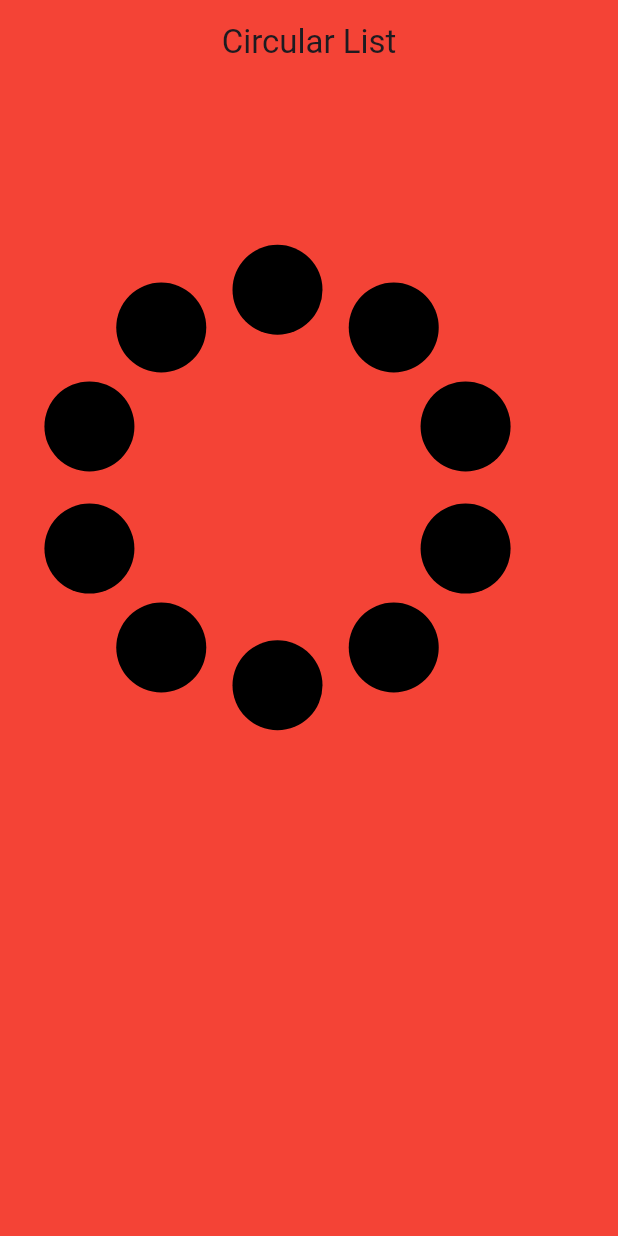
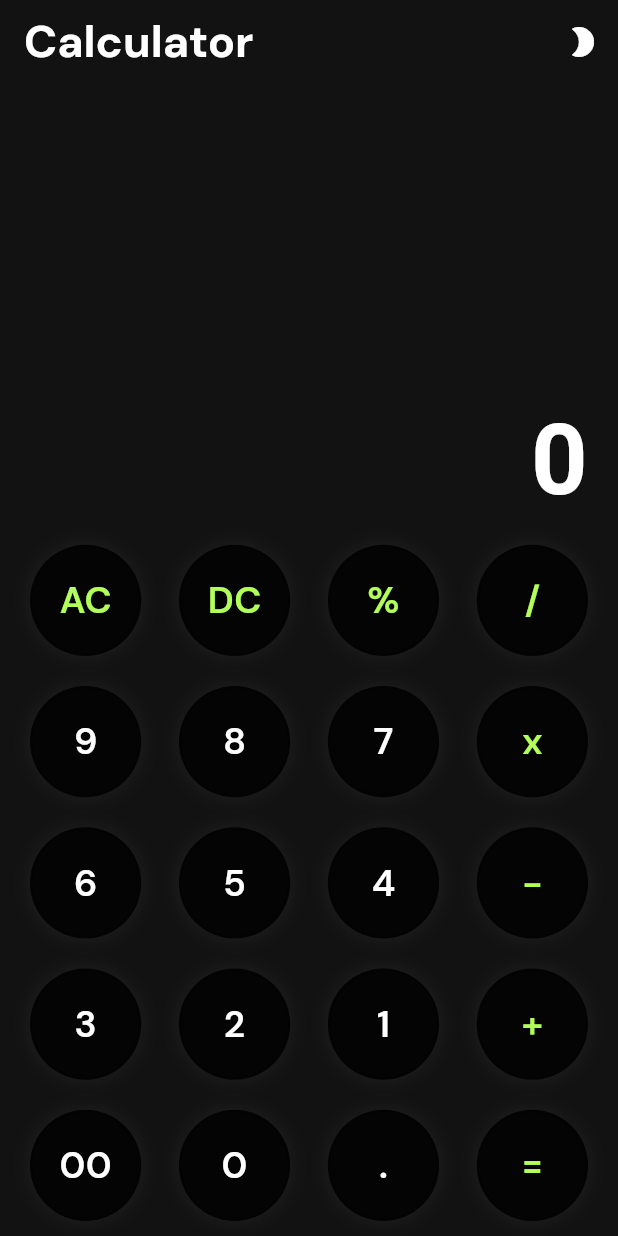
Before and after one commit to flutter99/flutter_projects, a Flutter app: the screen it shows after launch, on a phone screen of 412 x 824 dp. Run offline on Flutter 3.47's test engine with Material 2 defaults, Android fonts, the phone set to English and light mode, and no system bars; our stand-ins replace google_fonts.

Commit message:
calculator added

```diff
--- /dev/null
+++ b/flutter_widgets/lib/calculator/calculator_widget.dart
@@ -0,0 +1,144 @@
+import 'package:flutter/material.dart';
+import 'package:flutter_widgets/calculator/providers/calculator_provider.dart';
+import 'package:google_fonts/google_fonts.dart';
+import 'package:provider/provider.dart';
+
+import 'components/circle_button_widget.dart';
+
+class CalculatorWidget extends StatefulWidget {
+  const CalculatorWidget({super.key});
+
+  @override
+  State<CalculatorWidget> createState() => _CalculatorWidgetState();
+}
+
+class _CalculatorWidgetState extends State<CalculatorWidget> {
+  final List<String> texts = [
+    'AC',
+    'DC',
+    '%',
+    '/',
+    '9',
+    '8',
+    '7',
+    'x',
+    '6',
+    '5',
+    '4',
+    '-',
+    '3',
+    '2',
+    '1',
+    '+',
+    '00',
+    '0',
+    '.',
+    '='
+  ];
+
+  @override
+  Widget build(BuildContext context) {
+    final calculatorProvider = Provider.of<CalculatorProvider>(context);
+    final double height = MediaQuery.sizeOf(context).height;
+    final double width = MediaQuery.sizeOf(context).width;
+    return Scaffold(
+      backgroundColor: calculatorProvider.isDarkTheme
+          ? const Color(0xff121212)
+          : Colors.white,
+
+      appBar: AppBar(
+        backgroundColor: calculatorProvider.isDarkTheme
+            ? const Color(0xff121212)
+            : Colors.white,
+        elevation: 0.0,
+        centerTitle: false,
+        title: Text(
+          'Calculator',
+          style: GoogleFonts.dmSans(
+            fontSize: 30,
+            color: calculatorProvider.isDarkTheme ? Colors.white : Colors.black,
+            fontWeight: FontWeight.w700,
+          ),
+        ),
+        actions: [
+          IconButton(
+            icon: Icon(
+              calculatorProvider.isDarkTheme
+                  ? Icons.brightness_2_rounded
+                  : Icons.brightness_7_rounded,
+              color:
+                  calculatorProvider.isDarkTheme ? Colors.white : Colors.black,
+            ),
+            onPressed: () {
+              calculatorProvider.toggleTheme();
+            },
+          ),
+        ],
+      ),
+
+      /// body
+      body: SafeArea(
+        child: Container(
+          height: height,
+          width: width,
+          padding: const EdgeInsets.symmetric(horizontal: 20.0),
+          alignment: Alignment.bottomCenter,
+          decoration: BoxDecoration(
+            color: calculatorProvider.isDarkTheme
+                ? const Color(0xff121212)
+                : Colors.white,
+          ),
+          child: Column(
+            crossAxisAlignment: CrossAxisAlignment.start,
+            mainAxisAlignment: MainAxisAlignment.end,
+            children: [
+              Align(
+                alignment: Alignment.centerRight,
+                child: Text(
+                  calculatorProvider.display,
+                  style: TextStyle(
+                    fontSize: height * 0.08,
+                    color: calculatorProvider.isDarkTheme
+                        ? Colors.white
+                        : const Color(0xff121212),
+                    fontWeight: FontWeight.w700,
+                  ),
+                ),
+              ),
+              Column(
+                children: _buildGrid(context),
+              ),
+            ],
+          ),
+        ),
+      ),
+    );
+  }
+
+  List<Widget> _buildGrid(context) {
+    final calculatorProvider = Provider.of<CalculatorProvider>(context);
+    List<Widget> rows = [];
+    for (int i = 0; i < texts.length; i += 4) {
+      List<Widget> items = [];
+      for (int j = i; j < i + 4 && j < texts.length; j++) {
+        items.add(
+          CircleButtonWidget(
+            btnText: texts[j],
+            btnTextColor: calculatorProvider.getButtonTextColor(
+                texts[j], calculatorProvider.isDarkTheme),
+            onTap: () {
+              calculatorProvider.handleButtonPress(texts[j]);
+            },
+          ),
+        );
+      }
+      rows.add(
+        Row(
+          mainAxisAlignment: MainAxisAlignment.spaceBetween,
+          children: items,
+        ),
+      );
+    }
+    return rows;
+  }
+}
--- /dev/null
+++ b/flutter_widgets/lib/calculator/components/circle_button_widget.dart
@@ -0,0 +1,58 @@
+import 'package:flutter/material.dart';
+import 'package:google_fonts/google_fonts.dart';
+import 'package:provider/provider.dart';
+
+import '../providers/calculator_provider.dart';
+
+class CircleButtonWidget extends StatelessWidget {
+  final String btnText;
+  final VoidCallback onTap;
+  final Color? btnTextColor;
+
+  const CircleButtonWidget({
+    super.key,
+    required this.btnText,
+    required this.onTap,
+    required this.btnTextColor,
+  });
+
+  @override
+  Widget build(BuildContext context) {
+    final calculatorProvider = Provider.of<CalculatorProvider>(context);
+    final double height = MediaQuery.sizeOf(context).height;
+    final double width = MediaQuery.sizeOf(context).width;
+    return Padding(
+      padding: const EdgeInsets.symmetric(vertical: 10.0),
+      child: InkWell(
+        onTap: onTap,
+        borderRadius: BorderRadius.circular(50),
+        splashColor: Colors.transparent,
+        child: Container(
+          height: height * 0.09,
+          width: height * 0.09,
+          decoration: BoxDecoration(
+            shape: BoxShape.circle,
+            color: calculatorProvider.isDarkTheme
+                ? Colors.black87 : Colors.white,
+            boxShadow: [
+              BoxShadow(
+                color: Colors.grey.withOpacity(0.1),
+                blurRadius: 10,
+              ),
+            ],
+          ),
+          child: Center(
+            child: Text(
+              btnText,
+              style: GoogleFonts.dmSans(
+                fontSize: height * 0.03,
+                color: btnTextColor,
+                fontWeight: FontWeight.w600,
+              ),
+            ),
+          ),
+        ),
+      ),
+    );
+  }
+}
--- a/flutter_widgets/lib/main.dart
+++ b/flutter_widgets/lib/main.dart
@@ -1,6 +1,9 @@
 import 'package:flutter/material.dart';
+import 'package:flutter_widgets/calculator/calculator_widget.dart';
+import 'package:flutter_widgets/calculator/providers/calculator_provider.dart';
 import 'package:flutter_widgets/cirular_list/circle_list_widget.dart';
 import 'package:flutter_widgets/cirular_list/circular_animated_list.dart';
+import 'package:provider/provider.dart';
 
 void main() {
   runApp(const MyApp());
@@ -12,14 +15,21 @@ class MyApp extends StatelessWidget {
   // This widget is the root of your application.
   @override
   Widget build(BuildContext context) {
-    return MaterialApp(
-      title: 'Flutter Demo',
-      theme: ThemeData(
-        colorScheme: ColorScheme.fromSeed(seedColor: Colors.deepPurple),
-        useMaterial3: true,
+    return MultiProvider(
+      providers: [
+        ChangeNotifierProvider(create: (context) => CalculatorProvider()),
+      ],
+      child: MaterialApp(
+        debugShowCheckedModeBanner: false,
+        title: 'Flutter Demo',
+        theme: ThemeData(
+          colorScheme: ColorScheme.fromSeed(seedColor: Colors.deepPurple),
+          useMaterial3: true,
+        ),
+        //home: const CircularListWidget(),
+        //home: MyCircularListWidget(),
+        home: CalculatorWidget(),
       ),
-      //home: const CircularListWidget(),
-      home: MyCircularListWidget(),
     );
   }
 }
```
Also changed, not shown: flutter_widgets/lib/calculator/providers/calculator_provider.dart (added, +123 -0 lines), flutter_widgets/pubspec.yaml (+5 -2 lines), flutter_widgets/pubspec.lock, 1 other file.
